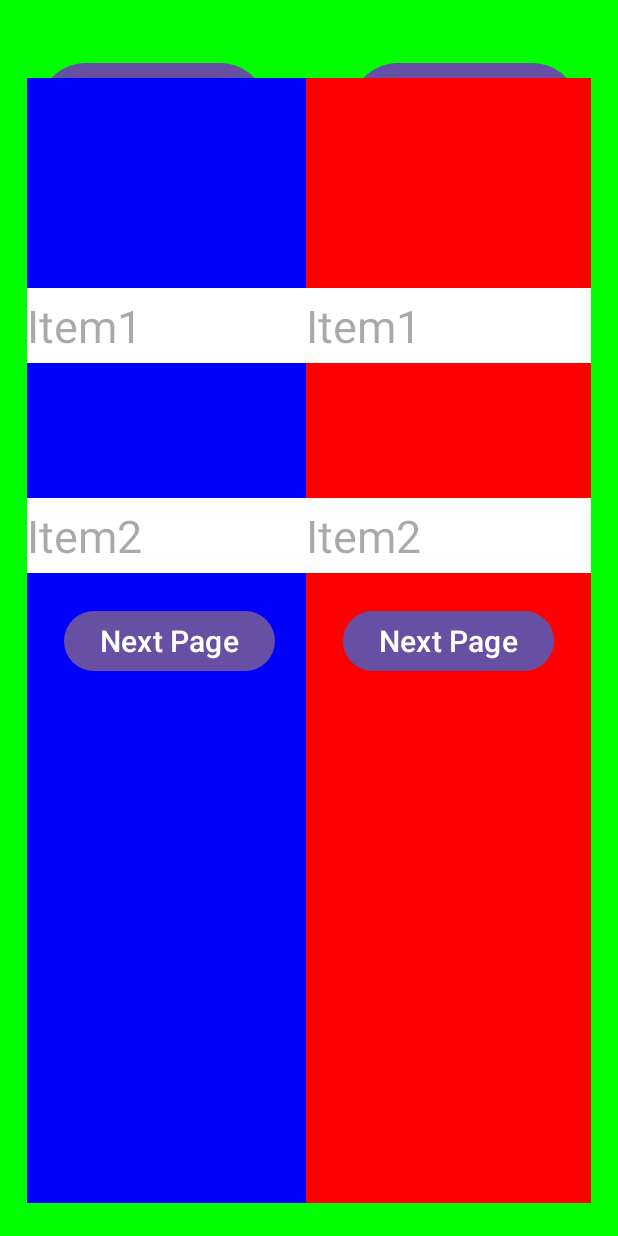
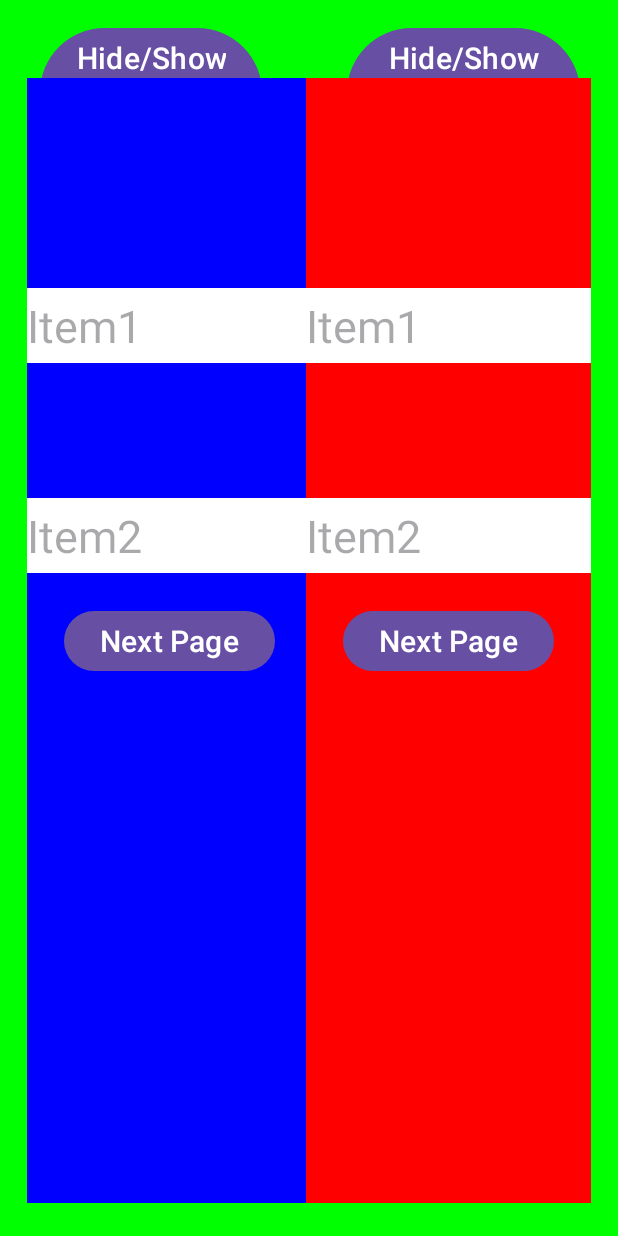
Before and after one commit to muhammad-faizan-shabir/Android-Training-by-Analyzinn-Solutions-Tasks, an Android app: the screen it shows after launch (MainActivity), on a phone screen of 412 x 824 dp. Run offline under Robolectric (Android 15) with nearby library versions, the phone set to English and light mode, and no system bars.

Commit message:
Update activity_main.xml

```diff
--- a/ActivitiesAndFragments/app/src/main/res/layout/activity_main.xml
+++ b/ActivitiesAndFragments/app/src/main/res/layout/activity_main.xml
@@ -17,9 +17,9 @@
         app:layout_constraintEnd_toEndOf="parent"
         app:layout_constraintStart_toStartOf="parent"
         app:layout_constraintTop_toTopOf="parent"
-        app:layout_constraintVertical_bias="0.05"
+        app:layout_constraintVertical_bias="0.02"
         app:layout_constraintHorizontal_bias="0.1"
-        android:text="Hide/Show\n Fragment1"
+        android:text="Hide/Show\n Clothing\nFragment"
         android:textSize="20sp"/>
 
     <Button
@@ -30,9 +30,9 @@
         app:layout_constraintEnd_toEndOf="parent"
         app:layout_constraintStart_toStartOf="parent"
         app:layout_constraintTop_toTopOf="parent"
-        app:layout_constraintVertical_bias="0.05"
+        app:layout_constraintVertical_bias="0.02"
         app:layout_constraintHorizontal_bias="0.9"
-        android:text="Hide/Show\n Fragment2"
+        android:text="Hide/Show\n Electronics\nFragment"
         android:textSize="20sp"/>
 
     <FrameLayout
@@ -62,9 +62,4 @@
         android:background="@color/red"
         />
 
-
-
-
-
-
 </androidx.constraintlayout.widget.ConstraintLayout>
```
